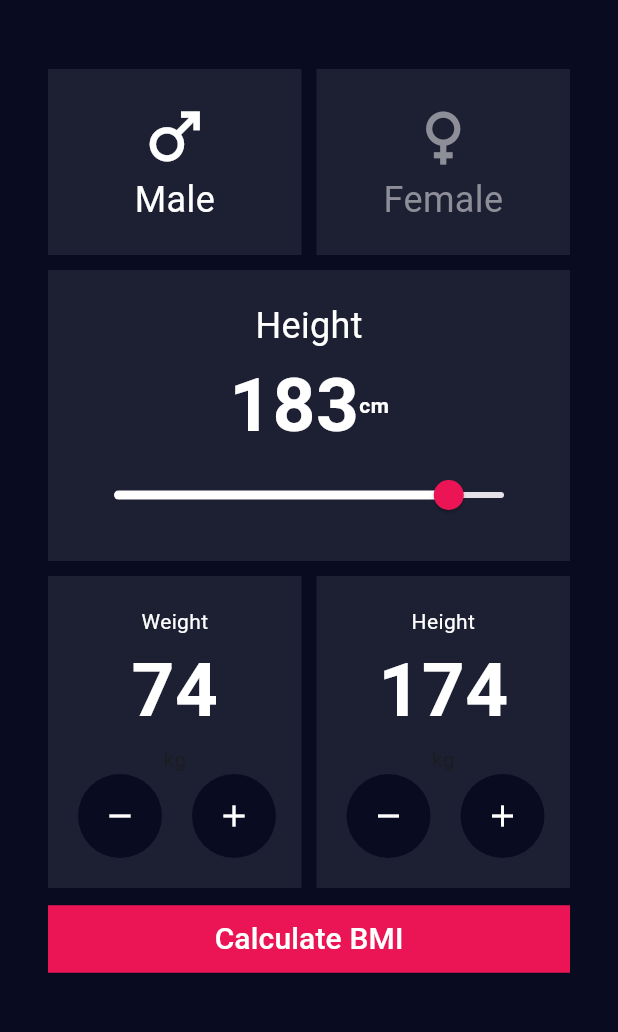
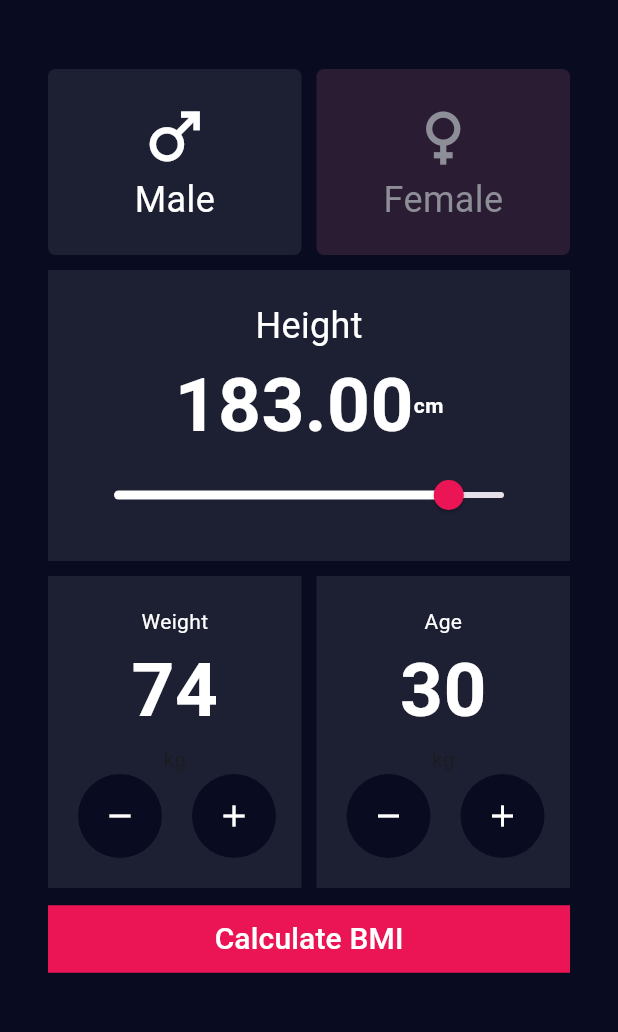
Before and after one commit to jinadInduwithwa/bmi_calculator_flutter, a Flutter app: the screen it shows after launch, on a phone screen of 412 x 824 dp, the part 63-1095 px from its top. Run offline on Flutter 3.47's test engine with Material 3 defaults, Android fonts, the phone set to English and light mode, and no system bars.

Commit message:
feat(UI): make ui elemnt interactive

```diff
--- a/lib/bmi_calculator.dart
+++ b/lib/bmi_calculator.dart
@@ -9,6 +9,10 @@ class BMICalculatorPage extends StatefulWidget {
 }
 
 class _BMICalculatorPageState extends State<BMICalculatorPage> {
+  bool isMale = false;
+  double height = 183;
+  int weight = 74;
+  int age = 30;
   @override
   Widget build(BuildContext context) {
     return Scaffold(
@@ -33,12 +37,24 @@ class _BMICalculatorPageState extends State<BMICalculatorPage> {
                   mainAxisAlignment: MainAxisAlignment.center,
                   children: [
                     Expanded(
+                      child: GestureDetector(
+                        onTap: () {
+                          setState(() {
+                            isMale = true;
+                          });
+                        },
                         child: Container(
-                        color: kTileColor,
                           padding: EdgeInsets.all(20),
-                        child: Column(
+                          decoration: isMale
+                              ? kSelectedTileBorderDecoration
+                              : kTileBorderDecoration,
+                          child: const Column(
                             children: [
-                            Icon(Icons.male, size: 50, color: kActiveTextColor),
+                              Icon(
+                                Icons.male,
+                                size: 50,
+                                color: kActiveTextColor,
+                              ),
                               Text(
                                 "Male",
                                 style: TextStyle(
@@ -50,11 +66,20 @@ class _BMICalculatorPageState extends State<BMICalculatorPage> {
                           ),
                         ),
                       ),
+                    ),
                     SizedBox(width: 10),
                     Expanded(
+                      child: GestureDetector(
+                        onTap: () {
+                          setState(() {
+                            isMale = false;
+                          });
+                        },
                         child: Container(
-                        color: kTileColor,
                           padding: EdgeInsets.all(20),
+                          decoration: !isMale
+                              ? kSelectedTileBorderDecoration
+                              : kTileBorderDecoration,
                           child: Column(
                             children: [
                               Icon(
@@ -70,6 +95,7 @@ class _BMICalculatorPageState extends State<BMICalculatorPage> {
                                 ),
                               ),
                             ],
+                          ),
                         ),
                       ),
                     ),
@@ -89,14 +115,14 @@ class _BMICalculatorPageState extends State<BMICalculatorPage> {
                         mainAxisAlignment: MainAxisAlignment.center,
                         children: [
                           Text(
-                            "183",
+                            "${height.toStringAsFixed(2)}",
                             style: TextStyle(
                               fontSize: 50,
                               fontWeight: FontWeight.bold,
                               color: kActiveTextColor,
                             ),
                           ),
-                          Text(
+                          const Text(
                             "cm",
                             style: TextStyle(
                               fontWeight: FontWeight.bold,
@@ -108,8 +134,12 @@ class _BMICalculatorPageState extends State<BMICalculatorPage> {
                       Slider(
                         min: 80,
                         max: 200,
-                        value: 183,
-                        onChanged: (value) {},
+                        value: height,
+                        onChanged: (value) {
+                          setState(() {
+                            height = value;
+                          });
+                        },
                         thumbColor: kButtonColor,
                         activeColor: Colors.white,
                       ),
@@ -131,7 +161,7 @@ class _BMICalculatorPageState extends State<BMICalculatorPage> {
                               style: TextStyle(color: kActiveTextColor),
                             ),
                             Text(
-                              "74",
+                              "${weight}",
                               style: TextStyle(
                                 fontSize: 50,
                                 fontWeight: FontWeight.bold,
@@ -150,7 +180,13 @@ class _BMICalculatorPageState extends State<BMICalculatorPage> {
                                     0.5,
                                   ),
                                   backgroundColor: kBackgroundColor,
-                                  onPressed: () {},
+                                  onPressed: () {
+                                    setState(() {
+                                      if (weight > 10) {
+                                        weight--;
+                                      }
+                                    });
+                                  },
                                   child: Icon(
                                     Icons.remove,
                                     color: kActiveTextColor,
@@ -165,7 +201,14 @@ class _BMICalculatorPageState extends State<BMICalculatorPage> {
                                     0.5,
                                   ),
                                   backgroundColor: kBackgroundColor,
-                                  onPressed: () {},
+                                  onPressed: () {
+                                    setState(() {
+                                      if (weight < 250) {
+                                        weight++;
+                                      }
+                                      weight++;
+                                    });
+                                  },
                                   child: Icon(
                                     Icons.add,
                                     color: kActiveTextColor,
@@ -185,11 +228,11 @@ class _BMICalculatorPageState extends State<BMICalculatorPage> {
                         child: Column(
                           children: [
                             Text(
-                              "Height",
+                              "Age",
                               style: TextStyle(color: kActiveTextColor),
                             ),
                             Text(
-                              "174",
+                              "${age}",
                               style: TextStyle(
                                 fontSize: 50,
                                 fontWeight: FontWeight.bold,
@@ -208,7 +251,13 @@ class _BMICalculatorPageState extends State<BMICalculatorPage> {
                                     0.5,
                                   ),
                                   backgroundColor: kBackgroundColor,
-                                  onPressed: () {},
+                                  onPressed: () {
+                                    setState(() {
+                                      if (age > 10) {
+                                        age--;
+                                      }
+                                    });
+                                  },
                                   child: Icon(
                                     Icons.remove,
                                     color: kActiveTextColor,
@@ -223,7 +272,11 @@ class _BMICalculatorPageState extends State<BMICalculatorPage> {
                                     0.5,
                                   ),
                                   backgroundColor: kBackgroundColor,
-                                  onPressed: () {},
+                                  onPressed: () {
+                                    setState(() {
+                                      age++;
+                                    });
+                                  },
                                   child: Icon(
                                     Icons.add,
                                     color: kActiveTextColor,
--- a/lib/constant.dart
+++ b/lib/constant.dart
@@ -1,7 +1,20 @@
 import 'dart:ui';
+
+import 'package:flutter/widgets.dart';
 
 const kBackgroundColor = Color(0xFF090C20);
 const kTileColor = Color(0xFF1D1F33);
 const kActiveTextColor = Color.fromARGB(255, 255, 255, 255);
+const kSelectedTileColor = Color.fromARGB(255, 42, 29, 51);
 const kInactiveTextColor = Color(0xFF8D8E98);
 const kButtonColor = Color(0xFFEB1555);
+
+var kTileBorderDecoration = BoxDecoration(
+  color: kTileColor,
+  borderRadius: BorderRadius.circular(5),
+);
+
+var kSelectedTileBorderDecoration = BoxDecoration(
+  color: kSelectedTileColor,
+  borderRadius: BorderRadius.circular(5),
+);
```
Lines whose indentation alone changed are shown as unchanged.
